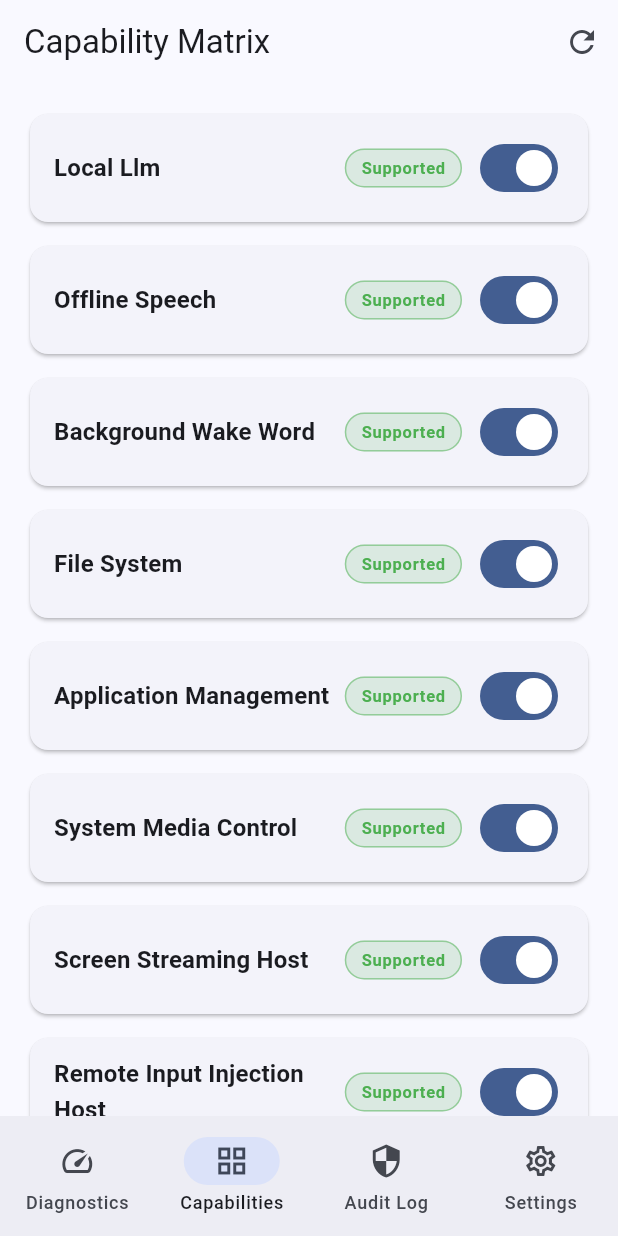
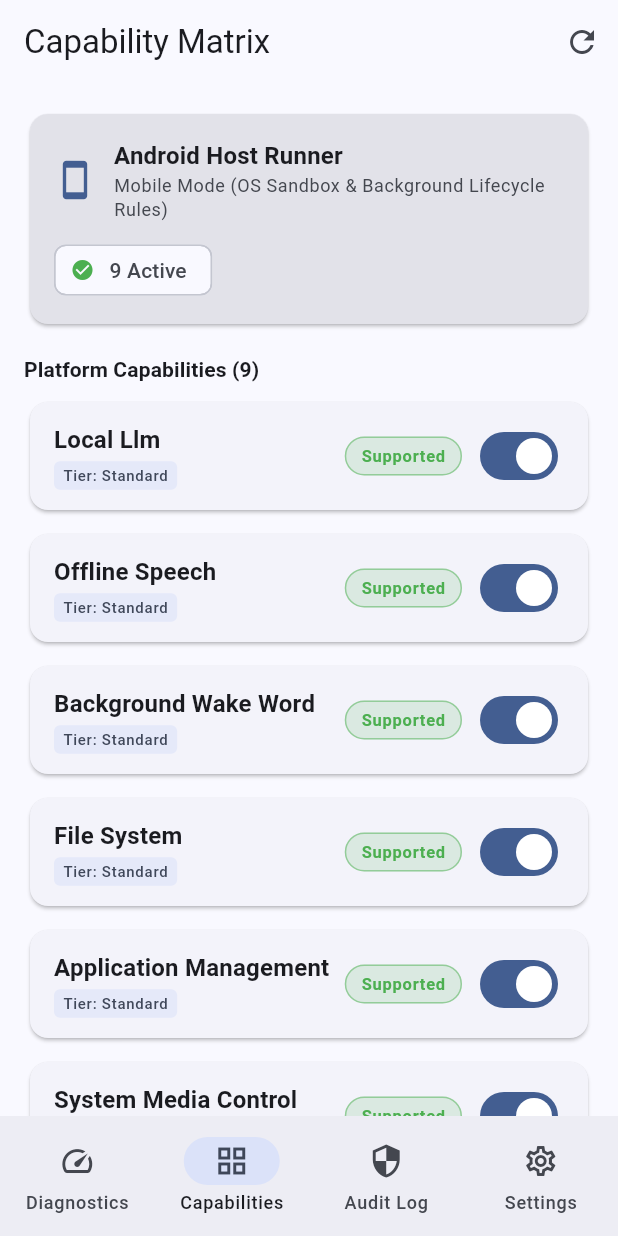
Before and after one commit to dayashimoga/uai, a Flutter app: the screen it shows after launch, item 2 of the bottom bar chosen, on a phone screen of 412 x 824 dp. Run offline on Flutter 3.47's test engine with Material 3 defaults, Android fonts, the phone set to English and light mode, and no system bars; missing offline and left inert: dart:ffi.

Commit message:
feat(S1.P3.2): configure five-platform native runners and capability status badges

```diff
--- a/app/lib/core/models/capability_item.dart
+++ b/app/lib/core/models/capability_item.dart
@@ -49,4 +49,25 @@ class CapabilityItem {
             : '${word[0].toUpperCase()}${word.substring(1)}')
         .join(' ');
   }
+
+  String get tierDisplayName {
+    final lower = tier.toLowerCase();
+    switch (lower) {
+      case 'tier0':
+      case 'read_only':
+        return 'Tier 0: Read-Only';
+      case 'tier1':
+        return 'Tier 1: Read';
+      case 'tier2':
+        return 'Tier 2: Modify';
+      case 'tier3':
+      case 'system':
+        return 'Tier 3: System';
+      case 'tier4':
+      case 'privileged':
+        return 'Tier 4: Privileged';
+      default:
+        return 'Tier: ${tier.isNotEmpty ? "${tier[0].toUpperCase()}${tier.substring(1)}" : "Standard"}';
+    }
+  }
 }
--- a/app/lib/ui/screens/capabilities_screen.dart
+++ b/app/lib/ui/screens/capabilities_screen.dart
@@ -1,3 +1,4 @@
+import 'package:flutter/foundation.dart';
 import 'package:flutter/material.dart';
 
 import '../../core/assistant_controller.dart';
@@ -9,9 +10,37 @@ class CapabilitiesScreen extends StatelessWidget {
 
   const CapabilitiesScreen({super.key, required this.controller});
 
+  String _getPlatformDisplayName() {
+    switch (defaultTargetPlatform) {
+      case TargetPlatform.android:
+        return 'Android';
+      case TargetPlatform.iOS:
+        return 'iOS';
+      case TargetPlatform.linux:
+        return 'Linux';
+      case TargetPlatform.macOS:
+        return 'macOS';
+      case TargetPlatform.windows:
+        return 'Windows';
+      case TargetPlatform.fuchsia:
+        return 'Fuchsia';
+    }
+  }
+
+  bool _isDesktopPlatform() {
+    return defaultTargetPlatform == TargetPlatform.windows ||
+        defaultTargetPlatform == TargetPlatform.linux ||
+        defaultTargetPlatform == TargetPlatform.macOS;
+  }
+
   @override
   Widget build(BuildContext context) {
+    final theme = Theme.of(context);
     final capabilities = controller.capabilities;
+
+    final supportedCount = capabilities.where((c) => c.status == 'supported' && c.isActive).length;
+    final degradedCount = capabilities.where((c) => c.status == 'degraded').length;
+    final disabledCount = capabilities.where((c) => !c.isActive && c.status != 'unsupported').length;
 
     return Scaffold(
       appBar: AppBar(
@@ -28,17 +57,92 @@ class CapabilitiesScreen extends StatelessWidget {
           ? const Center(child: Text('No capabilities reported by core'))
           : RefreshIndicator(
               onRefresh: () async => controller.refreshCapabilities(),
-              child: ListView.separated(
+              child: ListView(
                 padding: const EdgeInsets.all(16.0),
-                itemCount: capabilities.length,
-                separatorBuilder: (_, __) => const SizedBox(height: 8),
-                itemBuilder: (context, index) {
-                  final cap = capabilities[index];
-                  return _CapabilityTile(
-                    capability: cap,
-                    onToggle: (val) => controller.toggleCapability(cap.name, val),
-                  );
-                },
+                children: <Widget>[
+                  // Host Platform Runner Banner
+                  Card(
+                    color: theme.colorScheme.surfaceContainerHighest,
+                    child: Padding(
+                      padding: const EdgeInsets.all(16.0),
+                      child: Column(
+                        crossAxisAlignment: CrossAxisAlignment.start,
+                        children: <Widget>[
+                          Row(
+                            children: <Widget>[
+                              Icon(
+                                _isDesktopPlatform() ? Icons.desktop_windows : Icons.smartphone,
+                                color: theme.colorScheme.primary,
+                                size: 28,
+                              ),
+                              const SizedBox(width: 12),
+                              Expanded(
+                                child: Column(
+                                  crossAxisAlignment: CrossAxisAlignment.start,
+                                  children: <Widget>[
+                                    Text(
+                                      '${_getPlatformDisplayName()} Host Runner',
+                                      style: theme.textTheme.titleMedium?.copyWith(
+                                        fontWeight: FontWeight.bold,
+                                      ),
+                                    ),
+                                    Text(
+                                      _isDesktopPlatform()
+                                          ? 'Desktop Mode (Unconstrained Background & System Control)'
+                                          : 'Mobile Mode (OS Sandbox & Background Lifecycle Rules)',
+                                      style: theme.textTheme.bodySmall?.copyWith(
+                                        color: theme.colorScheme.onSurfaceVariant,
+                                      ),
+                                    ),
+                                  ],
+                                ),
+                              ),
+                            ],
+                          ),
+                          const SizedBox(height: 12),
+                          Wrap(
+                            spacing: 8,
+                            runSpacing: 4,
+                            children: <Widget>[
+                              Chip(
+                                avatar: const Icon(Icons.check_circle, size: 16, color: Colors.green),
+                                label: Text('$supportedCount Active'),
+                                visualDensity: VisualDensity.compact,
+                              ),
+                              if (degradedCount > 0)
+                                Chip(
+                                  avatar: const Icon(Icons.warning_amber, size: 16, color: Colors.orange),
+                                  label: Text('$degradedCount Degraded'),
+                                  visualDensity: VisualDensity.compact,
+                                ),
+                              if (disabledCount > 0)
+                                Chip(
+                                  avatar: const Icon(Icons.block, size: 16, color: Colors.grey),
+                                  label: Text('$disabledCount Policy Disabled'),
+                                  visualDensity: VisualDensity.compact,
+                                ),
+                            ],
+                          ),
+                        ],
+                      ),
+                    ),
+                  ),
+                  const SizedBox(height: 16),
+                  Text(
+                    'Platform Capabilities (${capabilities.length})',
+                    style: theme.textTheme.titleSmall?.copyWith(fontWeight: FontWeight.bold),
+                  ),
+                  const SizedBox(height: 8),
+                  ...capabilities.map(
+                    (cap) => Padding(
+                      padding: const EdgeInsets.only(bottom: 8.0),
+                      child: _CapabilityTile(
+                        capability: cap,
+                        onToggle: (val) => controller.toggleCapability(cap.name, val),
+                      ),
+                    ),
+                  ),
+                ],
               ),
             ),
     );
@@ -89,9 +193,29 @@ class _CapabilityTile extends StatelessWidget {
               mainAxisAlignment: MainAxisAlignment.spaceBetween,
               children: <Widget>[
                 Expanded(
-                  child: Text(
-                    capability.displayName,
-                    style: theme.textTheme.titleMedium?.copyWith(fontWeight: FontWeight.bold),
+                  child: Column(
+                    crossAxisAlignment: CrossAxisAlignment.start,
+                    children: <Widget>[
+                      Text(
+                        capability.displayName,
+                        style: theme.textTheme.titleMedium?.copyWith(fontWeight: FontWeight.bold),
+                      ),
+                      const SizedBox(height: 2),
+                      Container(
+                        padding: const EdgeInsets.symmetric(horizontal: 6, vertical: 2),
+                        decoration: BoxDecoration(
+                          color: theme.colorScheme.secondaryContainer.withValues(alpha: 0.6),
+                          borderRadius: BorderRadius.circular(4),
+                        ),
+                        child: Text(
+                          capability.tierDisplayName,
+                          style: theme.textTheme.labelSmall?.copyWith(
+                            color: theme.colorScheme.onSecondaryContainer,
+                            fontSize: 10,
+                          ),
+                        ),
+                      ),
+                    ],
                   ),
                 ),
                 Container(
```
Also changed, not shown: 122 other files.
